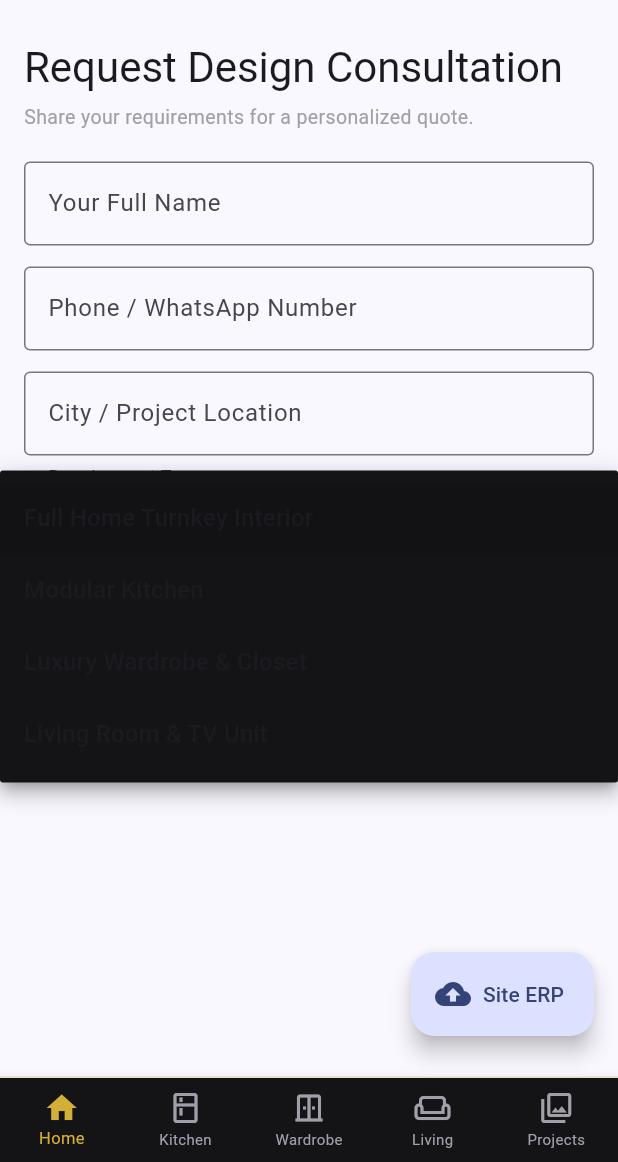
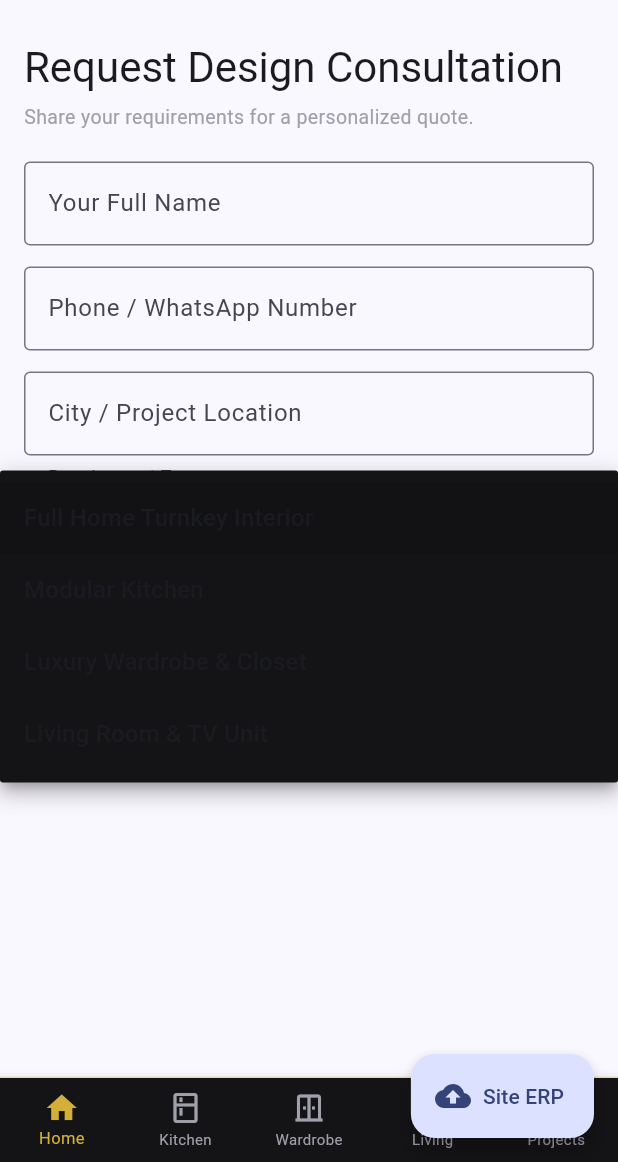
Before and after one commit to uthomestudio-source/ut-home-studio, a Flutter app: the screen it shows once a user with an empty profile is signed in, after a tap on "Get Free Quote", after a tap on "Full Home Turnkey Interior", on a phone screen of 412 x 824 dp, the part 74-1236 px from its top. Run offline on Flutter 3.47's test engine with Material 3 defaults, Android fonts, the phone set to English and light mode, and no system bars; our stand-ins replace cloud_firestore, firebase_auth, firebase_core, google_fonts, image_picker, shared_preferences; accounts and stored records are empty; network calls fail.

Commit message:
Update main.dart

```diff
--- a/lib/main.dart
+++ b/lib/main.dart
@@ -5,9 +5,7 @@ import 'services/studio_storage.dart';
 import 'screens/main_shell.dart';
 import 'screens/erp_portal_screen.dart';
 
-String? _startupError;
-
-const FirebaseOptions _firebaseOptions = FirebaseOptions(
+const FirebaseOptions _kFirebaseOptions = FirebaseOptions(
   apiKey: 'AIzaSyC8fVUoQMpIK4fYYYSVf8KIQ7J81C4AGqY',
   appId: '1:150587865934:android:57830a739cb3db6b7c3c1f',
   messagingSenderId: '150587865934',
@@ -15,23 +13,33 @@ const FirebaseOptions _firebaseOptions = FirebaseOptions(
   storageBucket: 'ut-home-erp.firebasestorage.app',
 );
 
-void main() async {
+Future<void> main() async {
   WidgetsFlutterBinding.ensureInitialized();
+
+  String? startupError;
   try {
-    await Firebase.initializeApp(options: _firebaseOptions);
+    await Firebase.initializeApp(options: _kFirebaseOptions);
   } catch (e) {
-    _startupError = 'Firebase Error: $e';
+    startupError = 'Firebase initialization failed: $e';
   }
-  final config = StudioConfig();
+
+  final studioConfig = StudioConfig();
   try {
-    await config.load();
+    await studioConfig.load();
   } catch (_) {}
-  runApp(UtHomeStudioApp(config: config));
+
+  runApp(UtHomeStudioApp(config: studioConfig, startupError: startupError));
 }
 
 class UtHomeStudioApp extends StatelessWidget {
   final StudioConfig config;
-  const UtHomeStudioApp({super.key, required this.config});
+  final String? startupError;
+
+  const UtHomeStudioApp({
+    super.key,
+    required this.config,
+    this.startupError,
+  });
 
   @override
   Widget build(BuildContext context) {
@@ -45,48 +53,71 @@ class UtHomeStudioApp extends StatelessWidget {
             colorScheme: ColorScheme.fromSeed(seedColor: const Color(0xFF1E3A8A)),
             useMaterial3: true,
           ),
-          home: _startupError != null
-              ? Scaffold(
-                  body: Center(
-                    child: Padding(
-                      padding: const EdgeInsets.all(24),
-                      child: Text(_startupError!, style: const TextStyle(color: Colors.red)),
-                    ),
-                  ),
-                )
-              : StreamBuilder<User?>(
+          home: startupError != null
+              ? _StartupErrorView(message: startupError!)
+              : _AuthGate(config: config),
+        );
+      },
+    );
+  }
+}
+
+class _AuthGate extends StatelessWidget {
+  final StudioConfig config;
+
+  const _AuthGate({required this.config});
+
+  @override
+  Widget build(BuildContext context) {
+    return StreamBuilder<User?>(
       stream: FirebaseAuth.instance.authStateChanges(),
       builder: (context, snapshot) {
         if (snapshot.connectionState == ConnectionState.waiting) {
-                      return const Scaffold(body: Center(child: CircularProgressIndicator()));
+          return const Scaffold(
+            body: Center(child: CircularProgressIndicator()),
+          );
         }
+
         if (!snapshot.hasData) {
           return const ErpLoginScreen();
         }
-                    return Builder(
-                      builder: (ctx) => Stack(
-                        children: [
-                          MainShell(config: config),
-                          Positioned(
-                            right: 16,
-                            bottom: 84,
-                            child: FloatingActionButton.extended(
+
+        return Scaffold(
+          body: MainShell(config: config),
+          floatingActionButton: FloatingActionButton.extended(
             heroTag: 'erp_btn',
-                              onPressed: () => Navigator.push(
-                                ctx,
+            onPressed: () {
+              Navigator.of(context).push(
                 MaterialPageRoute(builder: (_) => const SiteUpdatesSheet()),
-                              ),
+              );
+            },
             icon: const Icon(Icons.cloud_upload),
             label: const Text('Site ERP'),
-                            ),
-                          ),
-                        ],
-                      ),
-                    );
-                  },
           ),
         );
       },
     );
   }
 }
+
+class _StartupErrorView extends StatelessWidget {
+  final String message;
+
+  const _StartupErrorView({required this.message});
+
+  @override
+  Widget build(BuildContext context) {
+    return Scaffold(
+      body: Center(
+        child: Padding(
+          padding: const EdgeInsets.all(24),
+          child: Text(
+            message,
+            style: const TextStyle(color: Colors.red),
+            textAlign: TextAlign.center,
+          ),
+        ),
+      ),
+    );
+  }
+}
```
Lines whose indentation alone changed are shown as unchanged.
